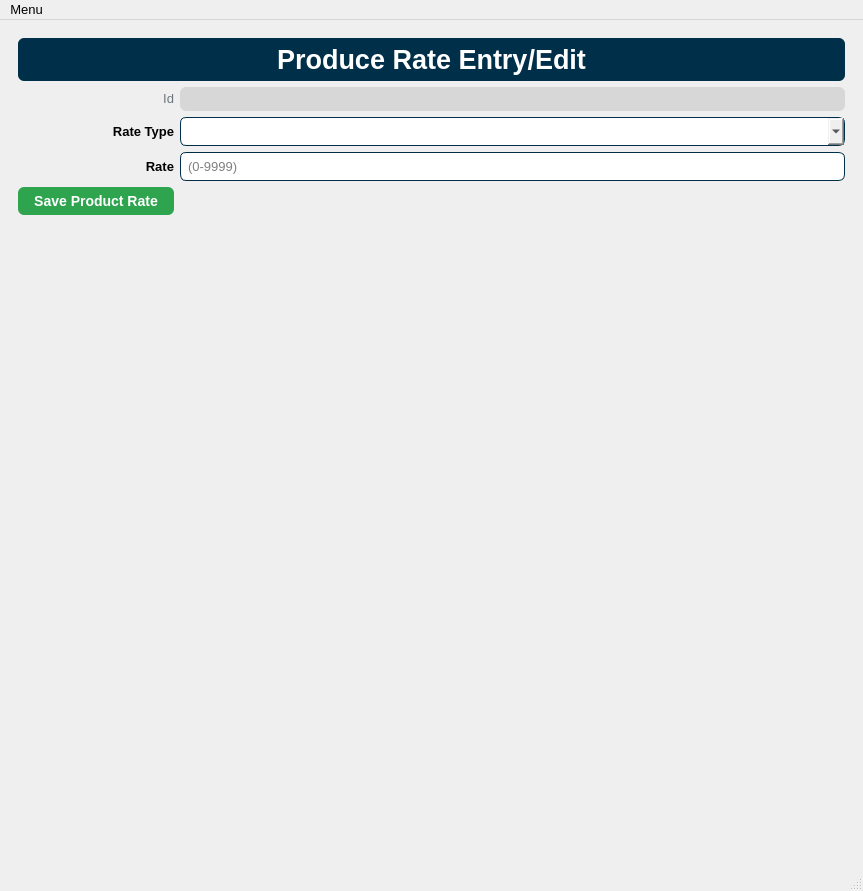
Soapey/HQCPQ, file hqcpq/gui/ui_files/main_window.ui: the form before one commit.
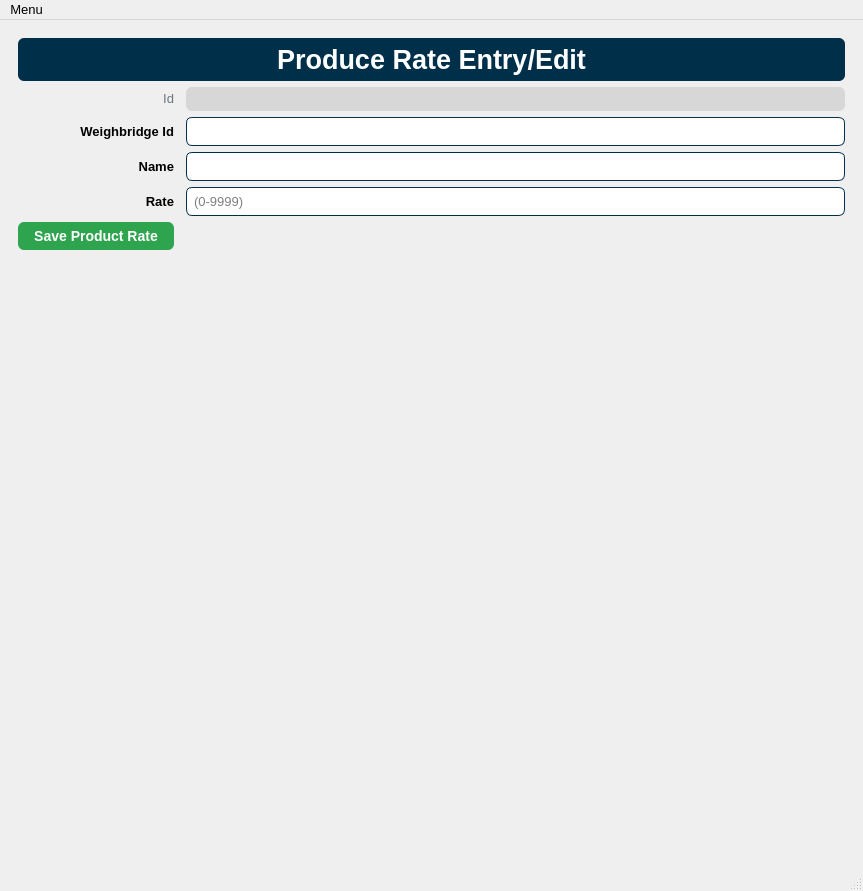
The form after the commit. The open tabs and pages were chosen to show the change. Icons and pictures are not drawn.

Patch:
```diff
--- a/hqcpq/gui/ui_files/main_window.ui
+++ b/hqcpq/gui/ui_files/main_window.ui
@@ -1822,128 +1822,7 @@
       </widget>
       <widget class="QWidget" name="pageProductRateEntry">
        <layout class="QGridLayout" name="gridLayout_4">
-        <item row="2" column="1">
-         <widget class="QComboBox" name="cmbProductRate_RateType">
-          <property name="styleSheet">
-           <string notr="true">border: 1px solid #003049;
-border-radius: 6px;
-font-family: &quot;Helvetica&quot;;
-font-size: 10pt;
-padding: 5px;</string>
-          </property>
-         </widget>
-        </item>
-        <item row="1" column="1">
-         <widget class="QLabel" name="lblProductRateId">
-          <property name="sizePolicy">
-           <sizepolicy hsizetype="Preferred" vsizetype="Minimum">
-            <horstretch>0</horstretch>
-            <verstretch>0</verstretch>
-           </sizepolicy>
-          </property>
-          <property name="styleSheet">
-           <string notr="true">background-color: rgb(215, 215, 215);
-border-radius: 6px;
-font-family: &quot;Helvetica&quot;;
-padding: 5px;</string>
-          </property>
-          <property name="text">
-           <string/>
-          </property>
-         </widget>
-        </item>
-        <item row="2" column="0">
-         <widget class="QLabel" name="lblProductRate_RateType">
-          <property name="sizePolicy">
-           <sizepolicy hsizetype="Preferred" vsizetype="Maximum">
-            <horstretch>0</horstretch>
-            <verstretch>0</verstretch>
-           </sizepolicy>
-          </property>
-          <property name="layoutDirection">
-           <enum>Qt::LeftToRight</enum>
-          </property>
-          <property name="styleSheet">
-           <string notr="true">font-family: &quot;Helvetica&quot;;
-font-weight: 700;
-font-size: 10pt;</string>
-          </property>
-          <property name="text">
-           <string>Rate Type</string>
-          </property>
-          <property name="alignment">
-           <set>Qt::AlignRight|Qt::AlignTrailing|Qt::AlignVCenter</set>
-          </property>
-         </widget>
-        </item>
-        <item row="1" column="0">
-         <widget class="QLabel" name="lblProductRateId_Label">
-          <property name="sizePolicy">
-           <sizepolicy hsizetype="Preferred" vsizetype="Maximum">
-            <horstretch>0</horstretch>
-            <verstretch>0</verstretch>
-           </sizepolicy>
-          </property>
-          <property name="layoutDirection">
-           <enum>Qt::LeftToRight</enum>
-          </property>
-          <property name="styleSheet">
-           <string notr="true">color: #6c757d;
-font-family: &quot;Helvetica&quot;;
-font-weight: 300;
-font-size: 10pt</string>
-          </property>
-          <property name="text">
-           <string>Id</string>
-          </property>
-          <property name="alignment">
-           <set>Qt::AlignRight|Qt::AlignTrailing|Qt::AlignVCenter</set>
-          </property>
-         </widget>
-        </item>
-        <item row="3" column="1">
-         <widget class="QLineEdit" name="txtProductRate_Rate">
-          <property name="styleSheet">
-           <string notr="true">border: 1px solid #003049;
-border-radius: 6px;
-font-family: &quot;Helvetica&quot;;
-font-size: 10pt;
-padding: 5px;</string>
-          </property>
-          <property name="placeholderText">
-           <string>(0-9999)</string>
-          </property>
-         </widget>
-        </item>
-        <item row="5" column="0" colspan="2">
-         <spacer name="verticalSpacer_2">
-          <property name="orientation">
-           <enum>Qt::Vertical</enum>
-          </property>
-          <property name="sizeHint" stdset="0">
-           <size>
-            <width>20</width>
-            <height>40</height>
-           </size>
-          </property>
-         </spacer>
-        </item>
-        <item row="3" column="0">
-         <widget class="QLabel" name="lblProductRate_Rate">
-          <property name="styleSheet">
-           <string notr="true">font-family: &quot;Helvetica&quot;;
-font-weight: 700;
-font-size: 10pt;</string>
-          </property>
-          <property name="text">
-           <string>Rate</string>
-          </property>
-          <property name="alignment">
-           <set>Qt::AlignRight|Qt::AlignTrailing|Qt::AlignVCenter</set>
-          </property>
-         </widget>
-        </item>
-        <item row="0" column="0" colspan="2">
+        <item row="0" column="0" colspan="3">
          <widget class="QLabel" name="lblProductRateEntry_Header">
           <property name="styleSheet">
            <string notr="true">border: 1px solid rgba(27, 31, 35, .15);
@@ -1964,7 +1843,172 @@
           </property>
          </widget>
         </item>
+        <item row="1" column="0">
+         <widget class="QLabel" name="lblProductRateId_Label">
+          <property name="sizePolicy">
+           <sizepolicy hsizetype="Preferred" vsizetype="Maximum">
+            <horstretch>0</horstretch>
+            <verstretch>0</verstretch>
+           </sizepolicy>
+          </property>
+          <property name="layoutDirection">
+           <enum>Qt::LeftToRight</enum>
+          </property>
+          <property name="styleSheet">
+           <string notr="true">color: #6c757d;
+font-family: &quot;Helvetica&quot;;
+font-weight: 300;
+font-size: 10pt</string>
+          </property>
+          <property name="text">
+           <string>Id</string>
+          </property>
+          <property name="alignment">
+           <set>Qt::AlignRight|Qt::AlignTrailing|Qt::AlignVCenter</set>
+          </property>
+         </widget>
+        </item>
+        <item row="2" column="0">
+         <widget class="QLabel" name="lblProductRate_WeighbridgeId">
+          <property name="sizePolicy">
+           <sizepolicy hsizetype="Preferred" vsizetype="Maximum">
+            <horstretch>0</horstretch>
+            <verstretch>0</verstretch>
+           </sizepolicy>
+          </property>
+          <property name="layoutDirection">
+           <enum>Qt::LeftToRight</enum>
+          </property>
+          <property name="styleSheet">
+           <string notr="true">font-family: &quot;Helvetica&quot;;
+font-weight: 700;
+font-size: 10pt;</string>
+          </property>
+          <property name="text">
+           <string>Weighbridge Id</string>
+          </property>
+          <property name="alignment">
+           <set>Qt::AlignRight|Qt::AlignTrailing|Qt::AlignVCenter</set>
+          </property>
+         </widget>
+        </item>
+        <item row="3" column="0">
+         <widget class="QLabel" name="lblProductRate_Name">
+          <property name="sizePolicy">
+           <sizepolicy hsizetype="Preferred" vsizetype="Maximum">
+            <horstretch>0</horstretch>
+            <verstretch>0</verstretch>
+           </sizepolicy>
+          </property>
+          <property name="layoutDirection">
+           <enum>Qt::LeftToRight</enum>
+          </property>
+          <property name="styleSheet">
+           <string notr="true">font-family: &quot;Helvetica&quot;;
+font-weight: 700;
+font-size: 10pt;</string>
+          </property>
+          <property name="text">
+           <string>Name</string>
+          </property>
+          <property name="alignment">
+           <set>Qt::AlignRight|Qt::AlignTrailing|Qt::AlignVCenter</set>
+          </property>
+         </widget>
+        </item>
         <item row="4" column="0">
+         <widget class="QLabel" name="lblProductRate_Rate">
+          <property name="styleSheet">
+           <string notr="true">font-family: &quot;Helvetica&quot;;
+font-weight: 700;
+font-size: 10pt;</string>
+          </property>
+          <property name="text">
+           <string>Rate</string>
+          </property>
+          <property name="alignment">
+           <set>Qt::AlignRight|Qt::AlignTrailing|Qt::AlignVCenter</set>
+          </property>
+         </widget>
+        </item>
+        <item row="6" column="0">
+         <spacer name="verticalSpacer_2">
+          <property name="orientation">
+           <enum>Qt::Vertical</enum>
+          </property>
+          <property name="sizeHint" stdset="0">
+           <size>
+            <width>20</width>
+            <height>40</height>
+           </size>
+          </property>
+         </spacer>
+        </item>
+        <item row="4" column="2">
+         <widget class="QLineEdit" name="txtProductRate_Rate">
+          <property name="styleSheet">
+           <string notr="true">border: 1px solid #003049;
+border-radius: 6px;
+font-family: &quot;Helvetica&quot;;
+font-size: 10pt;
+padding: 5px;</string>
+          </property>
+          <property name="placeholderText">
+           <string>(0-9999)</string>
+          </property>
+         </widget>
+        </item>
+        <item row="3" column="2">
+         <widget class="QLineEdit" name="txtProductRate_Name">
+          <property name="styleSheet">
+           <string notr="true">border: 1px solid #003049;
+border-radius: 6px;
+font-family: &quot;Helvetica&quot;;
+font-size: 10pt;
+padding: 5px;</string>
+          </property>
+          <property name="placeholderText">
+           <string/>
+          </property>
+         </widget>
+        </item>
+        <item row="2" column="2">
+         <widget class="QLineEdit" name="txtProductRate_WeighbridgeId">
+          <property name="styleSheet">
+           <string notr="true">border: 1px solid #003049;
+border-radius: 6px;
+font-family: &quot;Helvetica&quot;;
+font-size: 10pt;
+padding: 5px;</string>
+          </property>
+          <property name="inputMethodHints">
+           <set>Qt::ImhDigitsOnly</set>
+          </property>
+          <property name="placeholderText">
+           <string/>
+          </property>
+         </widget>
+        </item>
+        <item row="1" column="2">
+         <widget class="QLabel" name="lblProductRate_Id">
+          <property name="sizePolicy">
+           <sizepolicy hsizetype="Preferred" vsizetype="Minimum">
+            <horstretch>0</horstretch>
+            <verstretch>0</verstretch>
+           </sizepolicy>
+          </property>
+          <property name="styleSheet">
+           <string notr="true">background-color: rgb(215, 215, 215);
+border-radius: 6px;
+font-family: &quot;Helvetica&quot;;
+padding: 5px;</string>
+          </property>
+          <property name="text">
+           <string/>
+          </property>
+         </widget>
+        </item>
+        <item row="5" column="0">
          <widget class="QPushButton" name="btnSaveProductRate">
           <property name="focusPolicy">
            <enum>Qt::NoFocus</enum>
```
Left out of the diff: 175 changed lines with no effect on the pictures.
